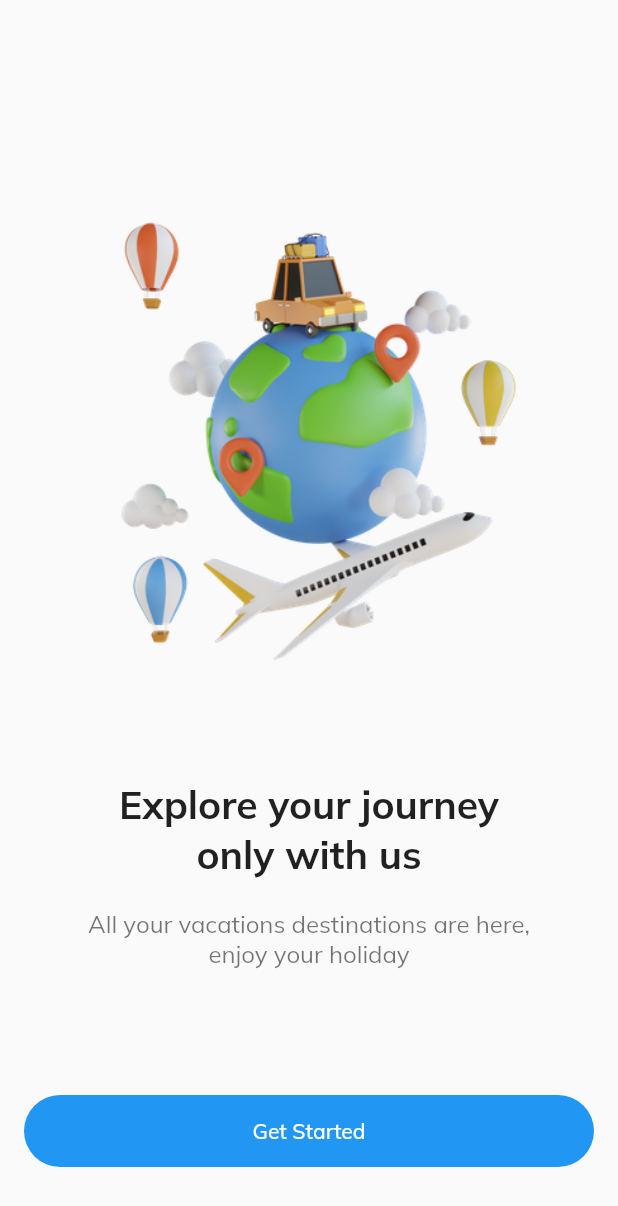
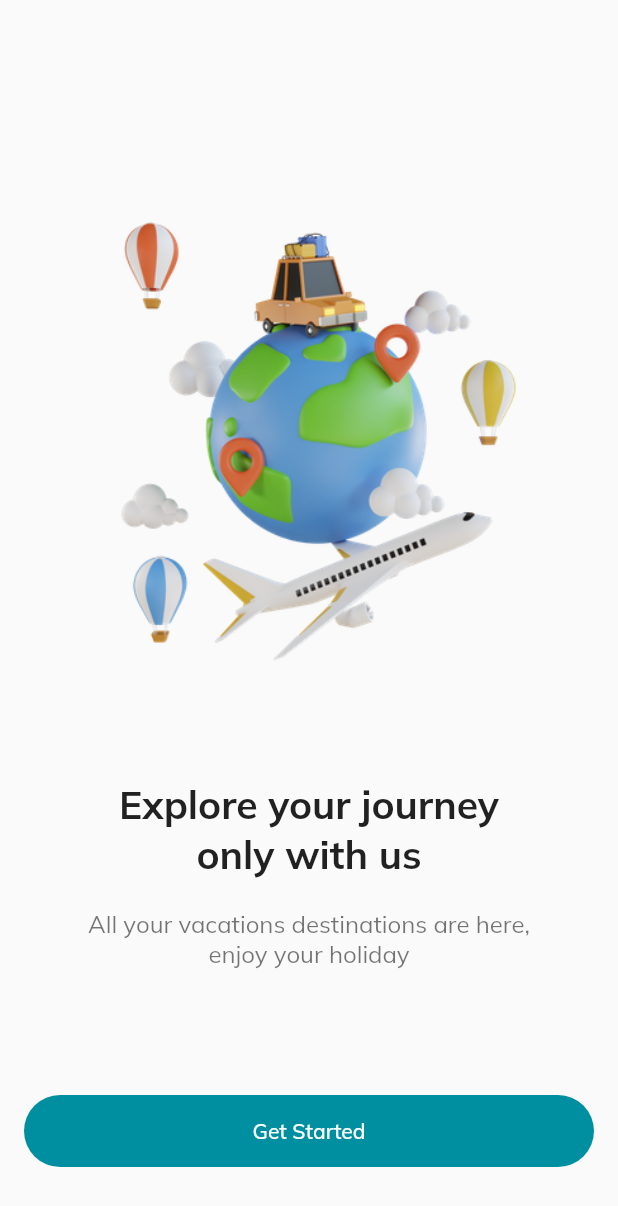
Before and after one commit to chalaniS/wonderSL_Flutter, a Flutter app: the screen it shows after launch, on a phone screen of 412 x 824 dp. Shown: the top 1206 px of the screen. Run offline on Flutter 3.47's test engine with Material 2 defaults, Android fonts, the phone set to English and light mode, and no system bars; our stand-ins replace firebase_core, google_fonts, ionicons; accounts and stored records are empty.

Commit message:
Home page is completed

```diff
--- a/lib/main.dart
+++ b/lib/main.dart
@@ -1,6 +1,5 @@
 import 'package:flutter/material.dart';
 import 'package:google_fonts/google_fonts.dart';
-
 import 'pages/welcome_page.dart.dart';
 
 void main() {
@@ -16,7 +15,18 @@ class MyApp extends StatelessWidget {
       title: 'WonderSL',
       debugShowCheckedModeBanner: false,
       theme: ThemeData(
-        primarySwatch: Colors.blue,
+        primarySwatch: const MaterialColor(0xFF008FA0, {
+          50: Color(0xFFE0F2F3),
+          100: Color(0xFFB3E2E5),
+          200: Color(0xFF80CFD1),
+          300: Color(0xFF4DBBBD),
+          400: Color(0xFF26ACA8),
+          500: Color(0xFF008FA0), // This is your primary color
+          600: Color(0xFF008099),
+          700: Color(0xFF00718B),
+          800: Color(0xFF00637E),
+          900: Color(0xFF004C65),
+        }),
         textTheme: GoogleFonts.mulishTextTheme(
           Theme.of(context).textTheme,
         ),
```
